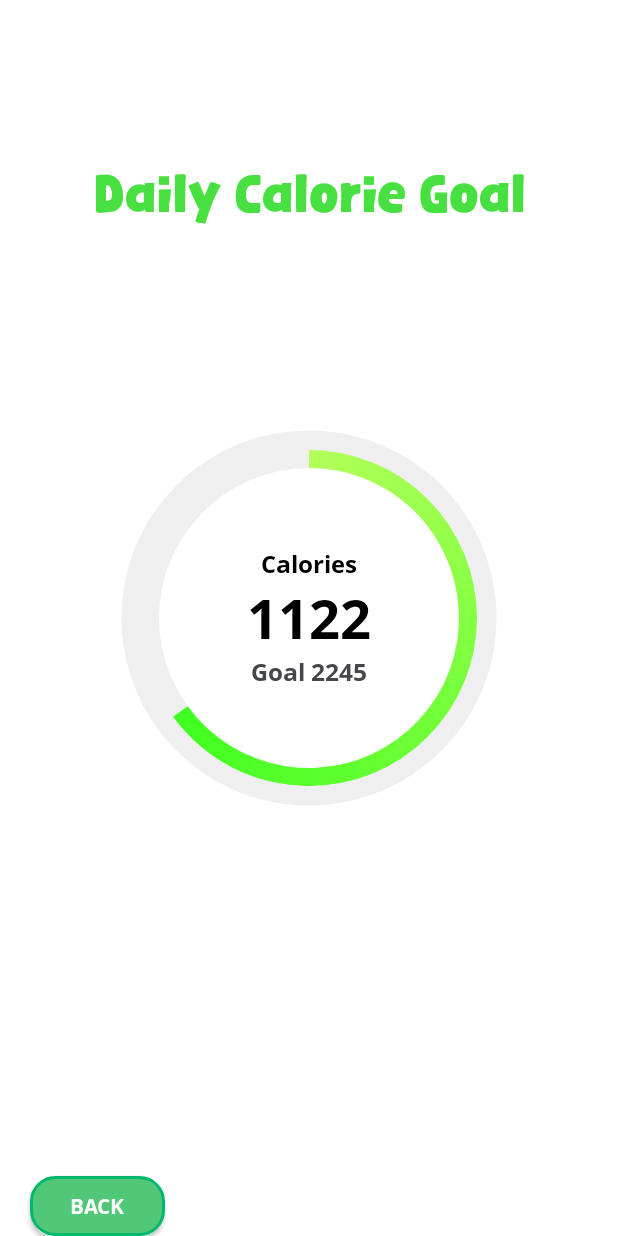
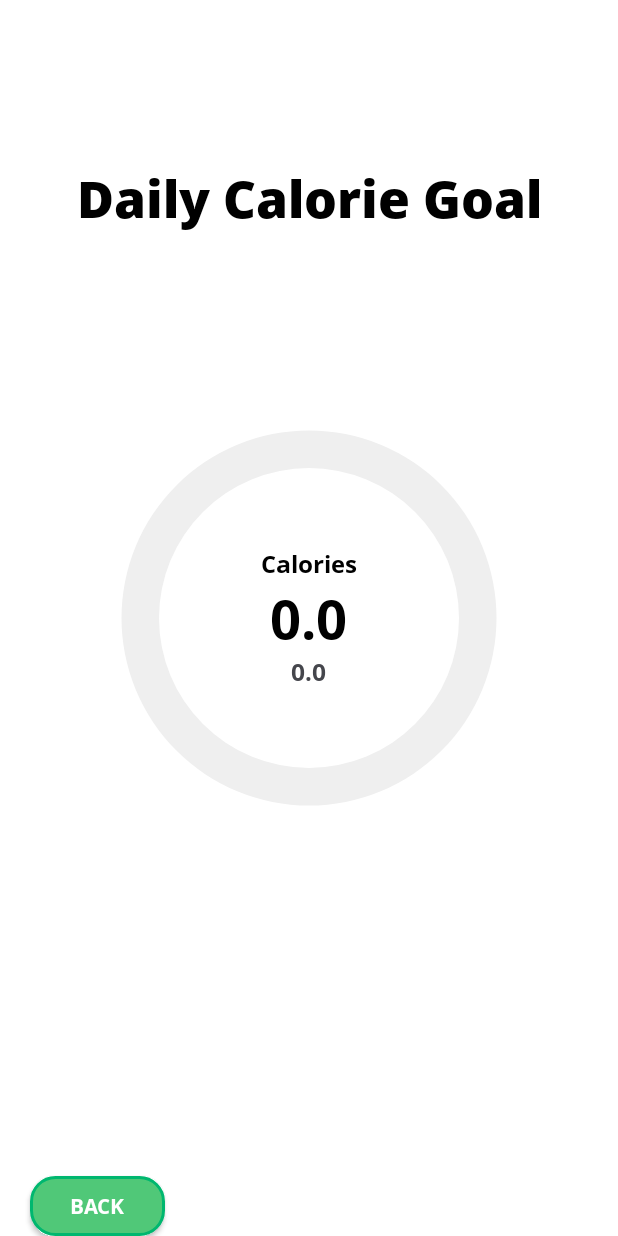
Before and after one commit to risinsilv/FCM, an Android app: the Nutrition screen opened directly, with no data from a screen before it, on a phone screen of 412 x 824 dp. Run offline under Robolectric (Android 15) with nearby library versions, the phone set to English and light mode, and no system bars; our stand-ins replace Room's generated code.

Commit message:
commit 21

```diff
--- a/app/src/main/java/com/example/fcm/Nutrition.java
+++ b/app/src/main/java/com/example/fcm/Nutrition.java
@@ -1,12 +1,18 @@
 package com.example.fcm;
 
 import android.os.Bundle;
+import android.widget.ProgressBar;
+import android.widget.TextView;
 
 import androidx.activity.EdgeToEdge;
 import androidx.appcompat.app.AppCompatActivity;
 import androidx.core.graphics.Insets;
 import androidx.core.view.ViewCompat;
 import androidx.core.view.WindowInsetsCompat;
+
+import org.w3c.dom.Text;
+
+import java.util.List;
 
 public class Nutrition extends AppCompatActivity {
     DailyIntakeDAO dailyIntakeDAO;
@@ -16,12 +22,30 @@ public class Nutrition extends AppCompatActivity {
         super.onCreate(savedInstanceState);
         EdgeToEdge.enable(this);
         setContentView(R.layout.activity_nutrition);
+        ProgressBar calorieProgressBar = findViewById(R.id.calorieProgressBar);
+        TextView caloriesTextView = findViewById(R.id.caloriesTextView);
+        TextView caloriesGoalTextView = findViewById(R.id.caloriesGoalTextView);
 
         dailyIntakeDAO = DailyIntakeDBinstance.getDataBase(getApplicationContext()).dailyIntakeDAO();
         mealDAO = MealDBinstance.getDataBase1(getApplicationContext()).mealDAO();
 
         String date = getIntent().getStringExtra("selectedDate");
         Double goalIntake = getIntent().getDoubleExtra("goalIntake",0);
+        double totalCalories = 0.0;
+
+        List<Meal> meals = mealDAO.getMealsByDate(date);
+        for (Meal meal : meals) {
+            totalCalories += meal.getCalories();
+        }
+
+        int progress = (int) ((totalCalories * 100)/goalIntake);
+
+        calorieProgressBar.setProgress(progress);
+        caloriesTextView.setText(String.valueOf(totalCalories));
+        caloriesGoalTextView.setText(String.valueOf(goalIntake));
+
+
+
 
 
 
--- a/app/src/main/res/layout/activity_nutrition.xml
+++ b/app/src/main/res/layout/activity_nutrition.xml
@@ -16,9 +16,9 @@
         android:id="@+id/textView7"
         android:layout_width="wrap_content"
         android:layout_height="wrap_content"
-        android:fontFamily="@font/playchickens"
+        android:fontFamily="@font/opensansextrabold"
         android:text="Daily Calorie Goal"
-        android:textColor="#48E040"
+        android:textColor="@color/black"
         android:textSize="34sp"
         app:layout_constraintBottom_toTopOf="@id/calorieProgressBar"
         app:layout_constraintEnd_toEndOf="parent"
```
Also changed, not shown: app/src/main/java/com/example/fcm/recycleView.java (+15 -3 lines).
